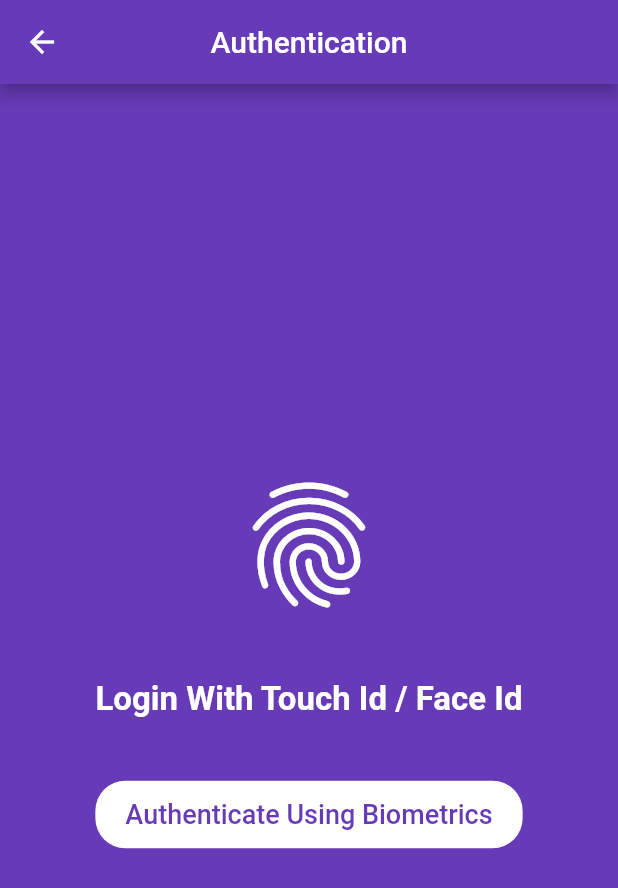
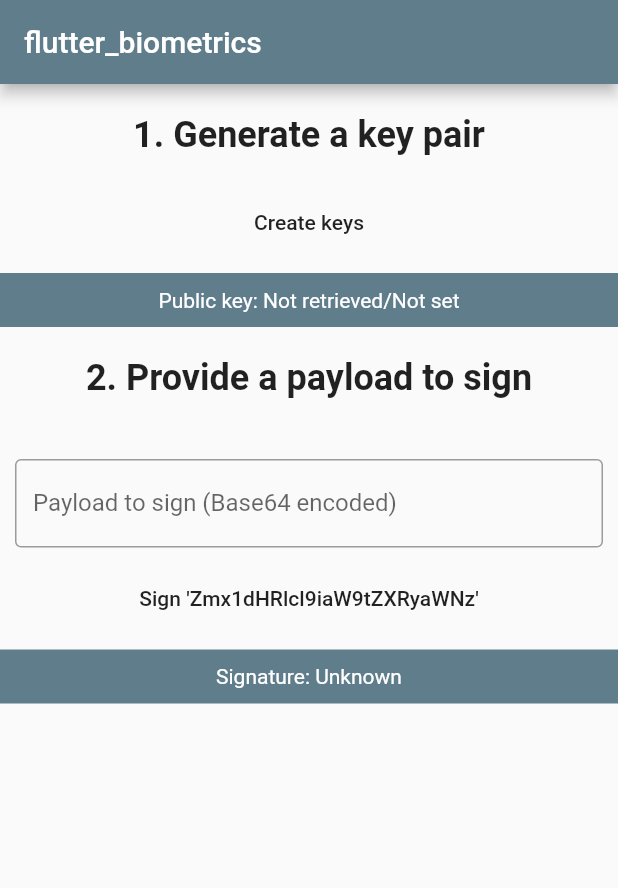
Before and after one commit to drashtiPatelCrest/CommonModulesFlutter, a Flutter app: the screen it shows after launch, after a tap on "Biometrics Authentication", on a phone screen of 412 x 824 dp. Shown: the top 888 px of the screen. Run offline on Flutter 3.47's test engine with Material 2 defaults, Android fonts, the phone set to English and light mode, and no system bars; our stand-ins replace firebase_core, firebase_dynamic_links, gallery_saver, image_cropper, image_picker, local_auth and 2 more; missing offline and left inert: fast_rsa, flutter_biometrics; accounts and stored records are empty; network calls fail.

Commit message:
Latest Commit

```diff
--- /dev/null
+++ b/lib/biometrics_auth/new_auth_screen.dart
@@ -0,0 +1,133 @@
+import 'package:flutter/material.dart';
+import 'package:flutter_biometrics/flutter_biometrics.dart';
+
+class NewAuthScreen extends StatefulWidget {
+  final String title;
+
+  const NewAuthScreen({Key? key, required this.title}) : super(key: key);
+
+  @override
+  State<NewAuthScreen> createState() => _NewAuthScreenState();
+}
+
+class _NewAuthScreenState extends State<NewAuthScreen> {
+  String _publicKey = 'Not retrieved/Not set';
+  String _signature = 'Unknown';
+  String _payload = 'Zmx1dHRlcl9iaW9tZXRyaWNz';
+
+  @override
+  Widget build(BuildContext context) {
+    return MaterialApp(
+      debugShowCheckedModeBanner: false,
+      home: Scaffold(
+        appBar: AppBar(
+          title: const Text('flutter_biometrics'),
+          backgroundColor: Colors.blueGrey,
+        ),
+        body: ListView(
+          children: <Widget>[
+            Container(
+              margin: EdgeInsets.only(top: 20.0),
+              alignment: Alignment.center,
+              child: Text(
+                "1. Generate a key pair",
+                style: TextStyle(fontSize: 24.0, fontWeight: FontWeight.bold),
+              ),
+            ),
+            Container(
+              alignment: Alignment.center,
+              margin: EdgeInsets.only(top: 20.0),
+              child: MaterialButton(
+                onPressed: createKeys,
+                child: Text("Create keys"),
+              ),
+            ),
+            Container(
+              alignment: Alignment.center,
+              width: double.infinity,
+              padding: EdgeInsets.all(10.0),
+              child: Text(
+                "Public key: $_publicKey",
+                style: TextStyle(color: Colors.white),
+              ),
+              margin: EdgeInsets.only(top: 10.0),
+              color: Colors.blueGrey,
+            ),
+            Container(
+              margin: EdgeInsets.only(top: 20.0, bottom: 10.0),
+              alignment: Alignment.center,
+              child: Text(
+                "2. Provide a payload to sign",
+                style: TextStyle(fontSize: 24.0, fontWeight: FontWeight.bold),
+              ),
+            ),
+            Container(
+              margin: EdgeInsets.only(top: 20.0),
+              alignment: Alignment.center,
+              padding: EdgeInsets.all(10.0),
+              child: TextField(
+                decoration: InputDecoration(
+                  border: OutlineInputBorder(),
+                  labelText: 'Payload to sign (Base64 encoded)',
+                  hintText: 'Zmx1dHRlcl9iaW9tZXRyaWNz',
+                ),
+                onChanged: (value) {
+                  setState(() {
+                    _payload = value;
+                  });
+                },
+              ),
+            ),
+            Center(
+              child: MaterialButton(
+                onPressed: sign,
+                child: Text("Sign '$_payload'"),
+              ),
+            ),
+            Container(
+              width: double.infinity,
+              alignment: Alignment.center,
+              padding: EdgeInsets.all(10.0),
+              child: Text(
+                "Signature: $_signature",
+                style: TextStyle(color: Colors.white),
+              ),
+              margin: EdgeInsets.only(top: 10.0),
+              color: Colors.blueGrey,
+            ),
+          ],
+        ),
+      ),
+    );
+  }
+}
+
+extension on _NewAuthScreenState {
+  Future<void> createKeys() async {
+    var biometrics = FlutterBiometrics();
+    String publicKey = await biometrics.createKeys(
+        reason: 'Please authenticate to create public/private key pair');
+
+    setState(() {
+      _publicKey = publicKey;
+      debugPrint("Public Key => $_publicKey");
+      debugPrint("Payload => $_payload");
+    });
+
+    if (!mounted) return;
+  }
+
+  Future<void> sign() async {
+    var biometrics = FlutterBiometrics();
+    String signature = await biometrics.sign(
+        payload: _payload,
+        reason: 'Please authenticate to sign specified payload');
+
+    setState(() {
+      _signature = signature;
+      debugPrint("Signature => $_signature");
+    });
+
+    if (!mounted) return;
+  }
+}
--- a/lib/dashboard_screen.dart
+++ b/lib/dashboard_screen.dart
@@ -1,4 +1,5 @@
 import 'package:flutter/material.dart';
+import 'package:modules_flutter/biometrics_auth/new_auth_screen.dart';
 import 'package:modules_flutter/biometrics_auth/remote_auth_biometrics.dart';
 import 'package:modules_flutter/deep_linking/deep_link_screen.dart';
 import 'package:modules_flutter/deep_linking/uni_link_screen.dart';
@@ -35,7 +36,7 @@ extension on _DashboardScreenState {
                 fontSize: 16.0,
                 isClose: false, onTap: () {
               navigateToNextScreen(
-                  context, const RemoteAuthBiometrics(title: "Authentication"));
+                  context, const NewAuthScreen(title: "Authentication"));
             }),
             const SizedBox(height: 10),
             //Image Cropper
@@ -56,6 +57,15 @@ extension on _DashboardScreenState {
                   context, const UniLinkScreen(title: "Deep Linking"));
             }),
             const SizedBox(height: 10),
+            //Send WhatsApp Message
+            customAlertButton(context, "Send WhatsApp Message",
+                verticalPadding: 16.0,
+                fontSize: 16.0,
+                isClose: false, onTap: () {
+                  navigateToNextScreen(
+                      context, const UniLinkScreen(title: "Deep Linking"));
+                }),
+            const SizedBox(height: 10),
           ],
         ));
   }
--- a/pubspec.yaml
+++ b/pubspec.yaml
@@ -47,6 +47,7 @@ dependencies:
   firebase_core: ^1.23.0
   url_launcher: ^6.1.5
   uni_links: ^0.5.1
+  fast_rsa: ^3.5.1
 
 dev_dependencies:
   flutter_test:
```
Also changed, not shown: lib/biometrics_auth/remote_auth_biometrics.dart (+57 -6 lines), pubspec.lock, 1 other file.
